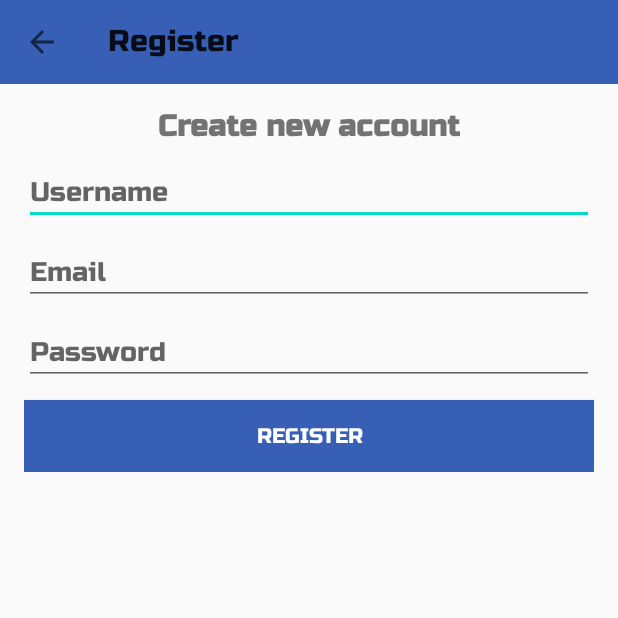
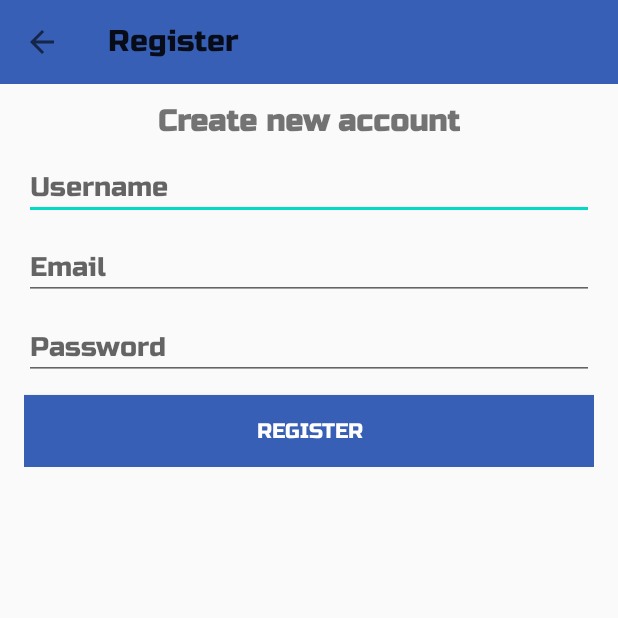
Before and after one commit to BlairMut/checkit-app, an Android app: the RegisterActivity screen opened directly, with no data from a screen before it, on a phone screen of 412 x 824 dp, the top half of it. Run offline under Robolectric (Android 15) with nearby library versions, the phone set to English and light mode, and no system bars; our stand-ins replace Firebase (no records; nobody signed in at launch, a user with empty details on screens opened directly); libraries missing offline, so code that uses them is left out: com.rengwuxian.materialedittext; plain views replace MaterialEditText; Roboto replaces fonts that are not available here; 3 statements that could not run were skipped.

Commit message:
branch commit

```diff
--- a/checkitapp/app/src/main/res/layout/activity_register.xml
+++ b/checkitapp/app/src/main/res/layout/activity_register.xml
@@ -14,54 +14,55 @@
     <LinearLayout
         android:layout_width="match_parent"
         android:layout_height="wrap_content"
+        android:layout_below="@+id/toolbar"
+        android:layout_marginTop="-3dp"
         android:gravity="center_horizontal"
-        android:layout_below="@+id/toolbar"
         android:orientation="vertical"
         android:padding="16dp">
+
         <TextView
             android:layout_width="wrap_content"
             android:layout_height="wrap_content"
             android:text="Create new account"
             android:textSize="20sp"
-            android:textStyle="bold"/>
+            android:textStyle="bold" />
 
         <com.rengwuxian.materialedittext.MaterialEditText
+            android:id="@+id/username"
             android:layout_width="match_parent"
             android:layout_height="wrap_content"
-            android:id="@+id/username"
             android:layout_marginTop="10dp"
-            app:met_floatingLabel="normal"
-            android:hint="Username" />
+            android:hint="Username"
+            app:met_floatingLabel="normal" />
 
         <com.rengwuxian.materialedittext.MaterialEditText
+            android:id="@+id/email"
             android:layout_width="match_parent"
             android:layout_height="wrap_content"
-            android:id="@+id/email"
+            android:layout_marginTop="10dp"
+            android:hint="Email"
             android:inputType="textEmailAddress"
-            android:layout_marginTop="10dp"
-            app:met_floatingLabel="normal"
-            android:hint="Email" />
+            app:met_floatingLabel="normal" />
+
         <com.rengwuxian.materialedittext.MaterialEditText
+            android:id="@+id/password"
             android:layout_width="match_parent"
             android:layout_height="wrap_content"
-            android:id="@+id/password"
+            android:layout_marginTop="10dp"
+            android:hint="Password"
             android:inputType="textPassword"
-            android:layout_marginTop="10dp"
-            app:met_floatingLabel="normal"
-            android:hint="Password" />
+            app:met_floatingLabel="normal" />
 
         <Button
+            android:id="@+id/btn_register"
             android:layout_width="match_parent"
             android:layout_height="wrap_content"
+            android:layout_marginTop="10dp"
+            android:background="@color/colorPrimaryDark"
             android:text="register"
-            android:id="@+id/btn_register"
-            android:background="@color/colorPrimaryDark"
-            android:layout_marginTop="10dp"
             android:textColor="#fff" />
 
     </LinearLayout>
 
 
-
-
 </RelativeLayout>
```
